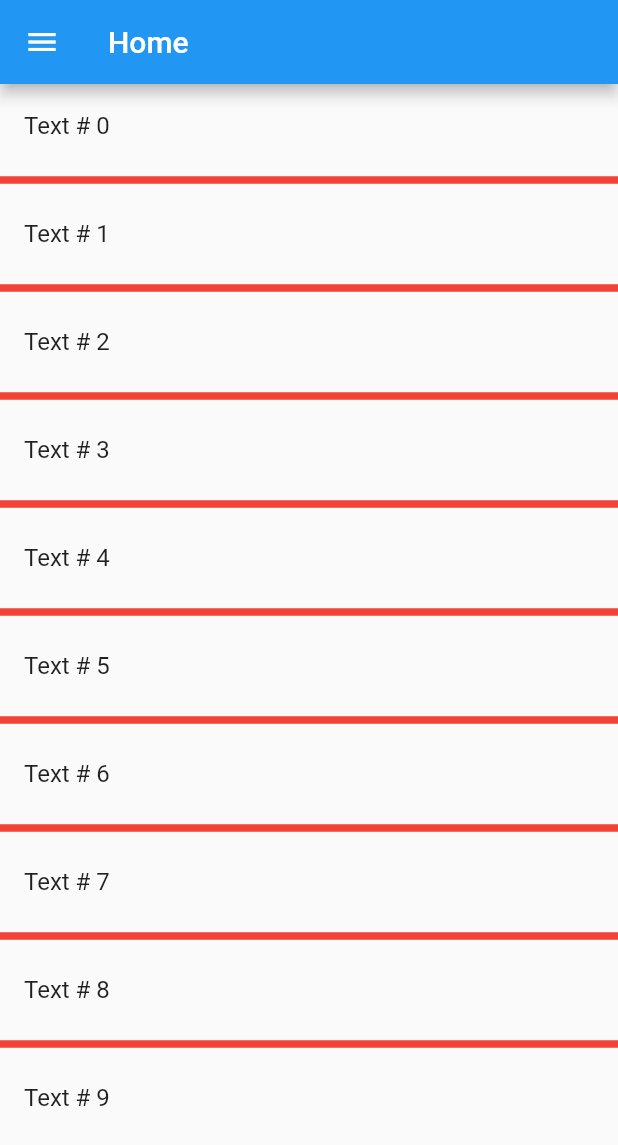
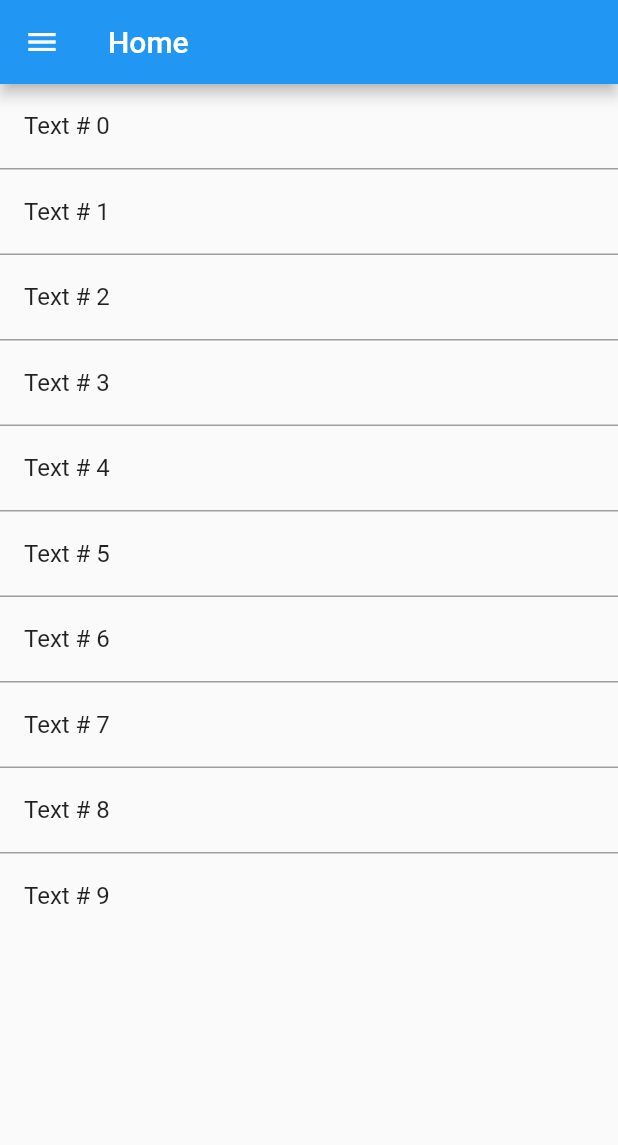
Before and after one commit to RedTo/MyApp-Example, a Flutter app: the screen it shows after launch, on a phone screen of 412 x 824 dp. Shown: the top 1145 px of the screen. Run offline on Flutter 3.47's test engine with Material 2 defaults, Android fonts, the phone set to English and light mode, and no system bars.

Commit message:
renamed widgetCreator file, fixed ThickSeparator

```diff
--- a/lib/views/counter.dart
+++ b/lib/views/counter.dart
@@ -1,5 +1,5 @@
 import 'package:flutter/material.dart';
-import 'package:myapp/widgets/widgetBuild.dart';
+import 'package:myapp/widgets/myWidgetCreator.dart';
 
 class Counter extends StatefulWidget {
   Counter({this.title = "Counter"});
--- a/lib/views/home.dart
+++ b/lib/views/home.dart
@@ -1,6 +1,6 @@
 import 'package:flutter/material.dart';
 import 'package:myapp/widgets/ThickSeparator.dart';
-import 'package:myapp/widgets/widgetBuild.dart';
+import 'package:myapp/widgets/myWidgetCreator.dart';
 
 class Home extends StatelessWidget {
   Home({this.title = "Home"});
@@ -19,8 +19,8 @@ class Home extends StatelessWidget {
             _buildItem(context, index),
         itemCount: 10,
         separatorBuilder: (BuildContext context, int index) => ThickSeparator(
-              thickness: 5.0,
-              color: Colors.red,
+              thickness: 1.0,
+              color: Colors.grey
             ),
       ),
     );
--- a/lib/widgets/ThickSeparator.dart
+++ b/lib/widgets/ThickSeparator.dart
@@ -4,15 +4,12 @@ class ThickSeparator extends StatelessWidget {
   const ThickSeparator({
     Key key,
     this.thickness = 0.1,
-    this.height = 16.0,
     this.indent = 0.0,
     this.color,
-  })  : assert(height >= 0.0),
-        assert(thickness >= 0.0),
+  })  : assert(thickness >= 0.0),
         super(key: key);
 
   final double thickness;
-  final double height;
   final double indent;
   final Color color;
 
@@ -28,7 +25,7 @@ class ThickSeparator extends StatelessWidget {
   @override
   Widget build(BuildContext context) {
     return SizedBox(
-      height: height,
+      height: thickness,
       child: Center(
         child: Container(
           margin: EdgeInsetsDirectional.only(start: indent),
```
Also changed, not shown: lib/widgets/myWidgetCreator.dart (renamed from lib/widgets/widgetBuild.dart).
